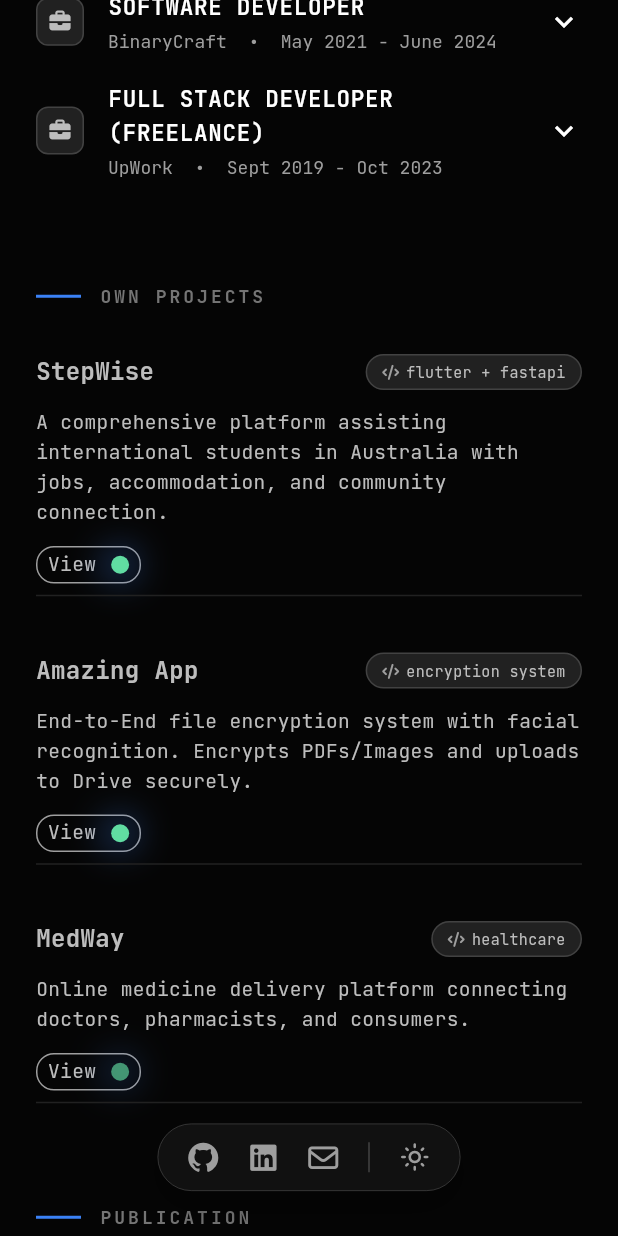
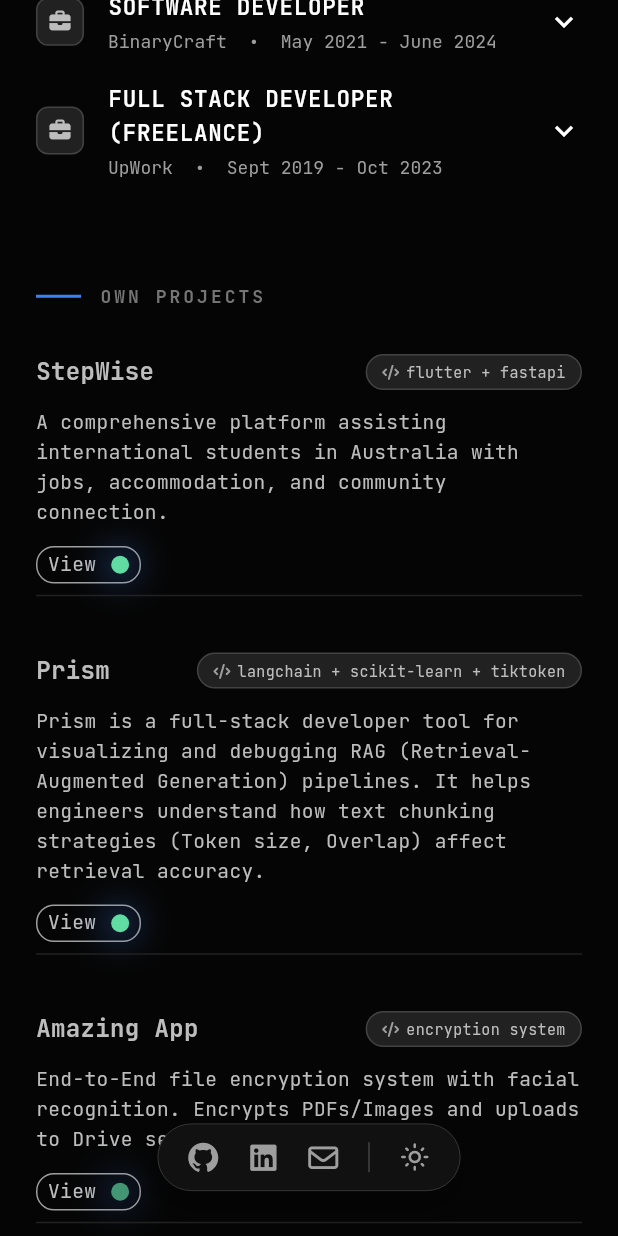
Before and after one commit to hasibullah1811/hasibullah.dev, a Flutter app: the screen it shows after launch, scrolled down 1728 dp, on a phone screen of 412 x 824 dp. Run offline on Flutter 3.47's test engine with Material 3 defaults, Android fonts, the light colour scheme and no system bars; our stand-ins replace font_awesome_flutter, google_fonts; missing offline and left inert: dart:html.

Commit message:
new project added in the portfolio

```diff
--- a/lib/main.dart
+++ b/lib/main.dart
@@ -146,6 +146,14 @@ class PortfolioHome extends StatelessWidget {
                     description:
                         "A comprehensive platform assisting international students in Australia with jobs, accommodation, and community connection.",
                     projectUrl: 'https://thestepwise.com',
+                  ),
+                  SizedBox(height: 30),
+                  const ProjectItem(
+                    title: "Prism",
+                    badge: "LangChain + Scikit-learn + TikToken",
+                    description:
+                        "Prism is a full-stack developer tool for visualizing and debugging RAG (Retrieval-Augmented Generation) pipelines. It helps engineers understand how text chunking strategies (Token size, Overlap) affect retrieval accuracy.",
+                    projectUrl: 'https://github.com/hasibullah1811/prism',
                   ),
                   const SizedBox(height: 30),
                   const ProjectItem(
```
